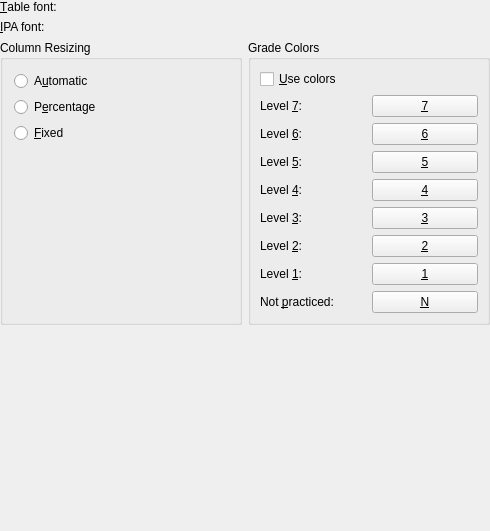
Before: the Qt Designer form src/settings/viewoptionsbase.ui in KDE/parley, drawn with Qt 5.
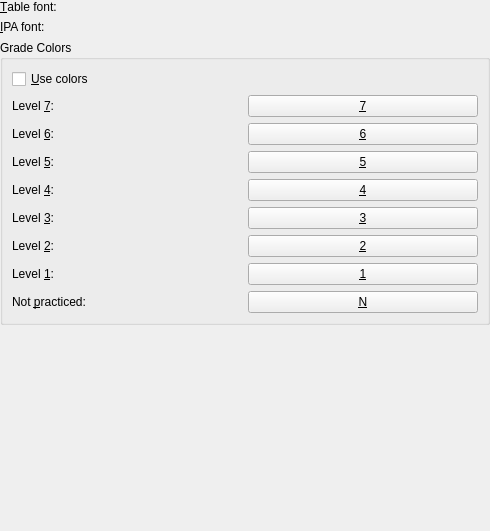
After: the same form once the commit is applied. Custom widgets are drawn as their Qt base class.

Commit message: Remove three choices for the way columns are resized from the config dialog.

Patch:
```diff
--- a/src/settings/viewoptionsbase.ui
+++ b/src/settings/viewoptionsbase.ui
@@ -10,22 +10,10 @@
    </rect>
   </property>
   <layout class="QGridLayout" >
-   <property name="leftMargin" >
+   <property name="margin" >
     <number>0</number>
    </property>
-   <property name="topMargin" >
-    <number>0</number>
-   </property>
-   <property name="rightMargin" >
-    <number>0</number>
-   </property>
-   <property name="bottomMargin" >
-    <number>0</number>
-   </property>
-   <property name="horizontalSpacing" >
-    <number>6</number>
-   </property>
-   <property name="verticalSpacing" >
+   <property name="spacing" >
     <number>6</number>
    </property>
    <item row="2" column="0" colspan="2" >
@@ -36,7 +24,7 @@
      <property name="sizeType" >
       <enum>QSizePolicy::Expanding</enum>
      </property>
-     <property name="sizeHint" >
+     <property name="sizeHint" stdset="0" >
       <size>
        <width>291</width>
        <height>16</height>
@@ -46,22 +34,10 @@
    </item>
    <item row="0" column="0" colspan="2" >
     <layout class="QGridLayout" >
-     <property name="leftMargin" >
+     <property name="margin" >
       <number>0</number>
      </property>
-     <property name="topMargin" >
-      <number>0</number>
-     </property>
-     <property name="rightMargin" >
-      <number>0</number>
-     </property>
-     <property name="bottomMargin" >
-      <number>0</number>
-     </property>
-     <property name="horizontalSpacing" >
-      <number>6</number>
-     </property>
-     <property name="verticalSpacing" >
+     <property name="spacing" >
       <number>6</number>
      </property>
      <item row="1" column="1" >
@@ -100,7 +76,7 @@
      </item>
     </layout>
    </item>
-   <item row="1" column="1" >
+   <item row="1" column="0" colspan="2" >
     <widget class="QGroupBox" name="gradegroup" >
      <property name="sizePolicy" >
       <sizepolicy vsizetype="Preferred" hsizetype="Preferred" >
@@ -112,22 +88,10 @@
       <string>Grade Colors</string>
      </property>
      <layout class="QGridLayout" >
-      <property name="leftMargin" >
+      <property name="margin" >
        <number>9</number>
       </property>
-      <property name="topMargin" >
-       <number>9</number>
-      </property>
-      <property name="rightMargin" >
-       <number>9</number>
-      </property>
-      <property name="bottomMargin" >
-       <number>9</number>
-      </property>
-      <property name="horizontalSpacing" >
-       <number>6</number>
-      </property>
-      <property name="verticalSpacing" >
+      <property name="spacing" >
        <number>6</number>
       </property>
       <item row="8" column="1" >
@@ -441,78 +405,11 @@
      </layout>
     </widget>
    </item>
-   <item row="1" column="0" >
-    <widget class="KButtonGroup" name="kcfg_HeaderResizeMode" >
-     <property name="title" >
-      <string>Column Resizing</string>
-     </property>
-     <layout class="QVBoxLayout" >
-      <item>
-       <widget class="QRadioButton" name="hb_auto" >
-        <property name="toolTip" >
-         <string>Automatically resize the columns</string>
-        </property>
-        <property name="whatsThis" >
-         <string>Parley makes each column the same width except the leftmost with the lesson names, which is half the size of the others. The second column, which contains the picture that describes the state of the row, has a fixed width.</string>
-        </property>
-        <property name="text" >
-         <string>A&amp;utomatic</string>
-        </property>
-       </widget>
-      </item>
-      <item>
-       <widget class="QRadioButton" name="hb_percent" >
-        <property name="toolTip" >
-         <string>The columns resize using the same factor that the window is resized to.</string>
-        </property>
-        <property name="whatsThis" >
-         <string>If this is checked, the columns resize by the same amount as the window</string>
-        </property>
-        <property name="text" >
-         <string>P&amp;ercentage</string>
-        </property>
-       </widget>
-      </item>
-      <item>
-       <widget class="QRadioButton" name="hb_fixed" >
-        <property name="toolTip" >
-         <string>There is no resizing of the columns</string>
-        </property>
-        <property name="whatsThis" >
-         <string>When checked, the columns are not resized</string>
-        </property>
-        <property name="text" >
-         <string>&amp;Fixed</string>
-        </property>
-       </widget>
-      </item>
-      <item>
-       <spacer>
-        <property name="orientation" >
-         <enum>Qt::Vertical</enum>
-        </property>
-        <property name="sizeHint" >
-         <size>
-          <width>20</width>
-          <height>40</height>
-         </size>
-        </property>
-       </spacer>
-      </item>
-     </layout>
-    </widget>
-   </item>
   </layout>
  </widget>
  <layoutdefault spacing="6" margin="11" />
  <pixmapfunction>qPixmapFromMimeSource</pixmapfunction>
  <customwidgets>
-  <customwidget>
-   <class>KButtonGroup</class>
-   <extends>QGroupBox</extends>
-   <header>kbuttongroup.h</header>
-   <container>1</container>
-  </customwidget>
   <customwidget>
    <class>KColorButton</class>
    <extends>QPushButton</extends>
```
The commit also changes 1 other file.
